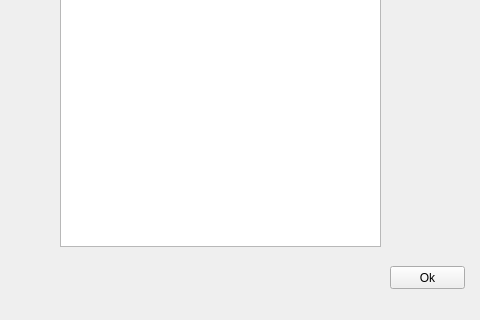
This is print_bill_window.ui in justynak/dbar_barman as Qt 5 draws it before an edit; both pictures show x 0 to 480 and y 134 to 454 of the 590 by 454 pixel window. The edited form follows.
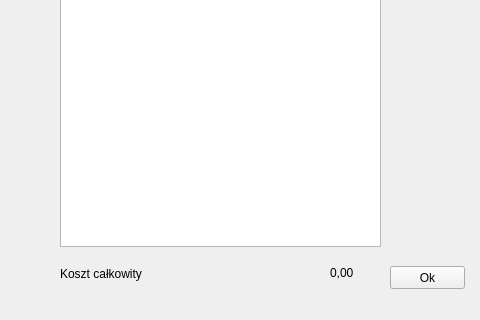
This is the edited form.

What changed in the file:
```diff
--- a/print_bill_window.ui
+++ b/print_bill_window.ui
@@ -75,6 +75,32 @@
     <string>Rachunek nr</string>
    </property>
   </widget>
+  <widget class="QLabel" name="label_2">
+   <property name="geometry">
+    <rect>
+     <x>60</x>
+     <y>400</y>
+     <width>141</width>
+     <height>16</height>
+    </rect>
+   </property>
+   <property name="text">
+    <string>Koszt całkowity</string>
+   </property>
+  </widget>
+  <widget class="QLabel" name="label_value">
+   <property name="geometry">
+    <rect>
+     <x>330</x>
+     <y>400</y>
+     <width>47</width>
+     <height>13</height>
+    </rect>
+   </property>
+   <property name="text">
+    <string>0,00</string>
+   </property>
+  </widget>
  </widget>
  <resources/>
  <connections/>
```
